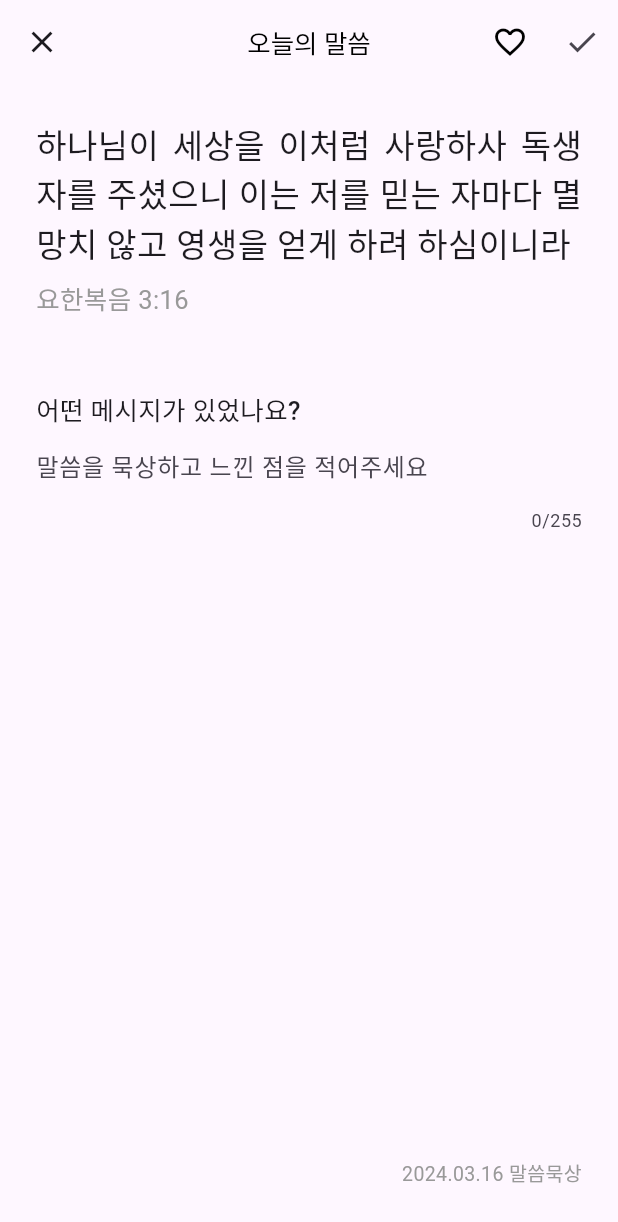
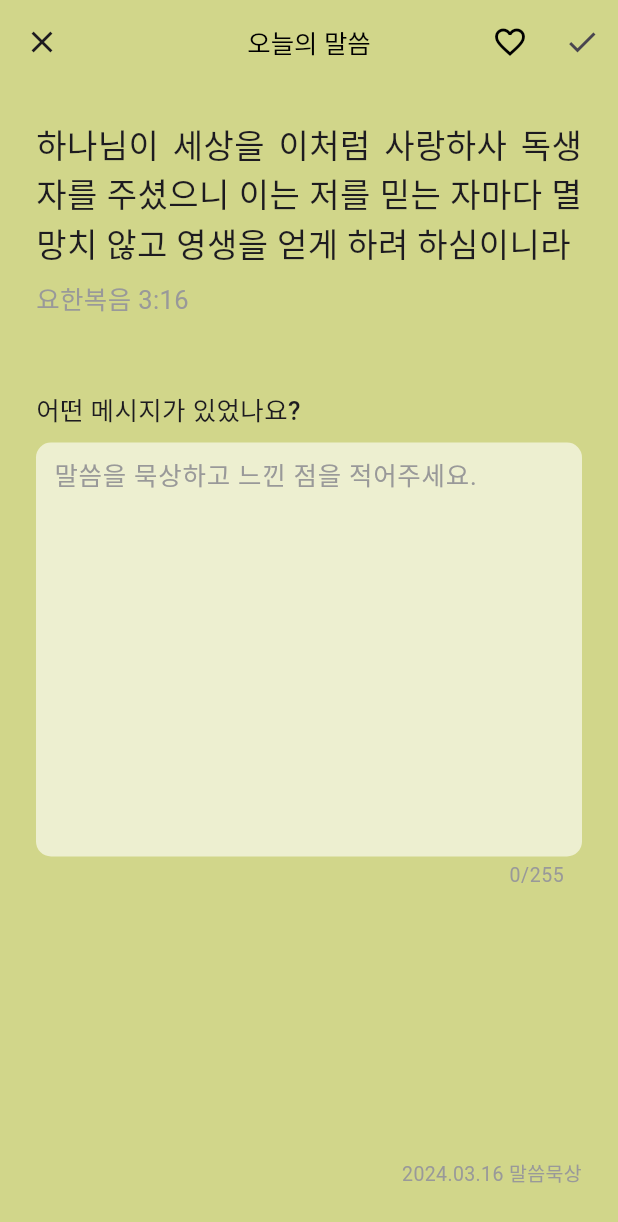
Before and after one commit to wonhj12/bibletree, a Flutter app: the screen it shows after launch, after a tap on "하나님이 세상을 이처럼 사랑하사 독생자를 주셨으니 이는 저를 믿는 자마다", on a phone screen of 412 x 824 dp. Shown: the top 1222 px of the screen. Run offline on Flutter 3.47's test engine with Material 3 defaults, Android fonts, the phone set to English and light mode, and no system bars; our stand-ins replace shared_preferences, sqflite; accounts and stored records are empty; Roboto replaces fonts that are missing (Pretendard); project files that could hold a hidden picture were left out.

Commit message:
updated record view ui

```diff
--- a/lib/views/record/record_view.dart
+++ b/lib/views/record/record_view.dart
@@ -34,9 +34,11 @@ class _RecordViewState extends State<RecordView> {
   @override
   Widget build(BuildContext context) {
     return Scaffold(
+      backgroundColor: AppStatics.green,
       appBar: AppBar(
         title: const Text('오늘의 말씀'),
         centerTitle: true,
+        backgroundColor: AppStatics.green,
         // Close button
         leading: IconButton(
           icon: const Icon(Icons.close),
--- a/lib/views/record/text_input_view.dart
+++ b/lib/views/record/text_input_view.dart
@@ -40,12 +40,24 @@ class _TextInputViewState extends State<TextInputView> {
             fontWeight: AppStatics.medium,
           ),
         ),
+        const SizedBox(height: 8),
         TextField(
           controller: controller,
-          decoration: const InputDecoration(
-              hintText: '말씀을 묵상하고 느낀 점을 적어주세요', border: InputBorder.none),
+          decoration: InputDecoration(
+              hintText: '말씀을 묵상하고 느낀 점을 적어주세요.',
+              hintStyle: const TextStyle(
+                  fontSize: AppStatics.body, color: AppStatics.secondary),
+              counterStyle: const TextStyle(
+                  fontSize: AppStatics.footnote, color: AppStatics.secondary),
+              filled: true,
+              fillColor: AppStatics.green200,
+              contentPadding: const EdgeInsets.all(8),
+              border: OutlineInputBorder(
+                  borderSide: BorderSide.none,
+                  borderRadius: BorderRadius.circular(10))),
+          style: const TextStyle(fontSize: AppStatics.body),
           maxLength: 255,
-          maxLines: null,
+          maxLines: 10,
           onChanged: (text) {
             widget.onTextChanged(text);
           },
```
Also changed, not shown: 1 other file.
